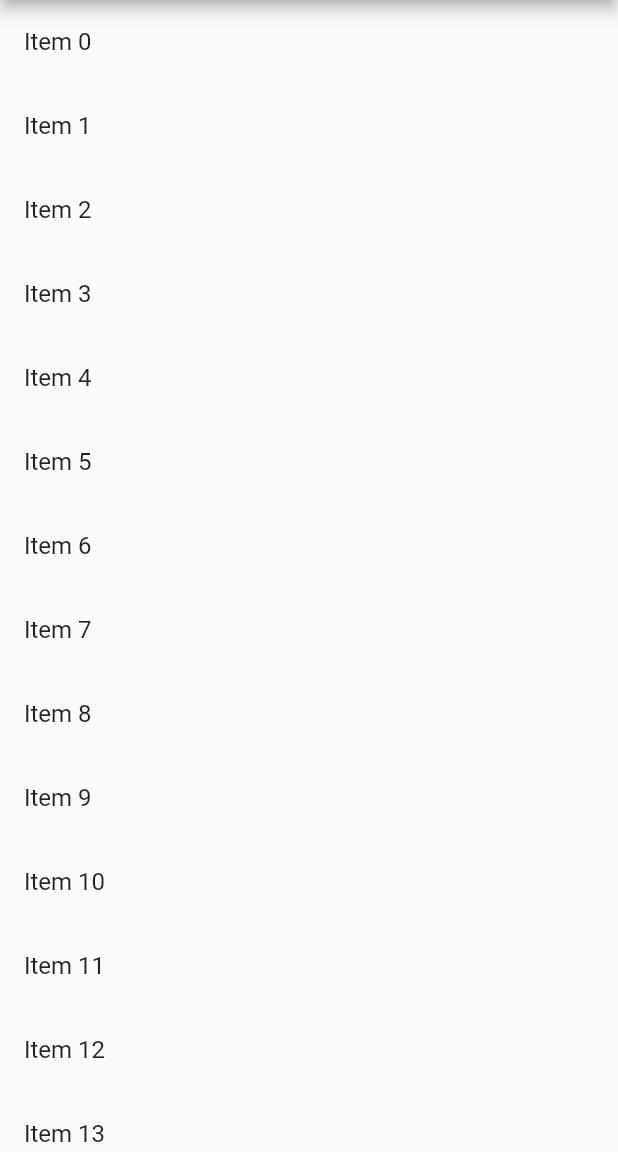
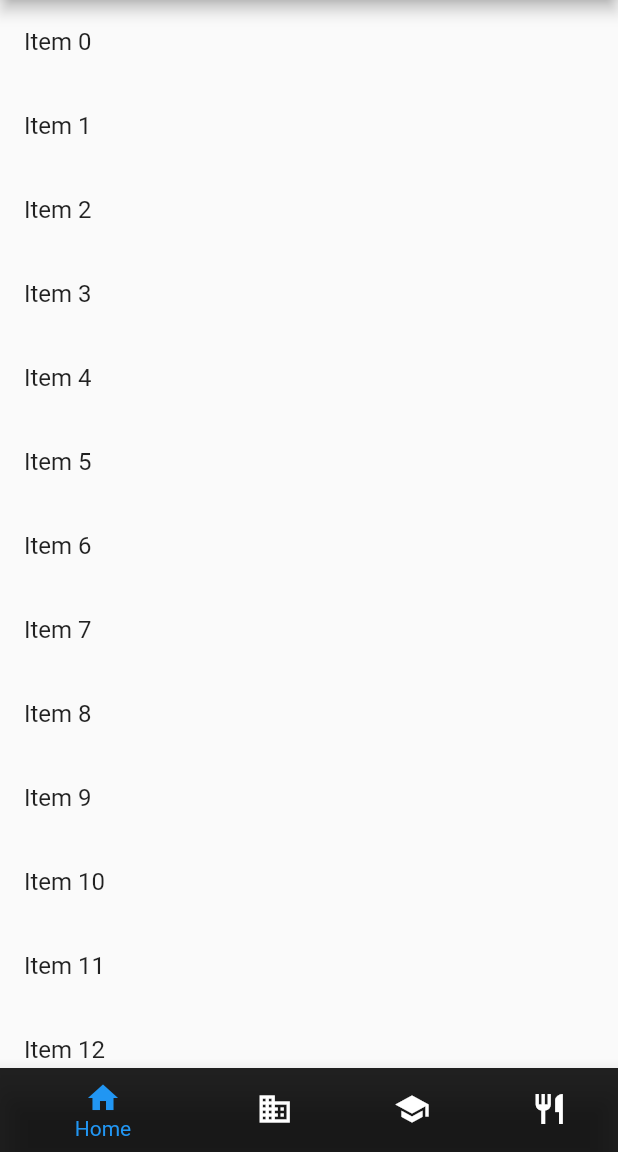
Before and after one commit to itachsheep/BookShelf-Flutter, a Flutter app: the screen it shows after launch, on a phone screen of 412 x 824 dp, the part 84-1236 px from its top. Run offline on Flutter 3.47's test engine with Material 2 defaults, Android fonts, the phone set to English and light mode, and no system bars.

Commit message:
引入 priovider 和 pageview

```diff
--- a/lib/main.dart
+++ b/lib/main.dart
@@ -1,7 +1,17 @@
 import 'package:flutter/material.dart';
+import 'package:legado_flutter/models/user_model.dart';
+import 'package:legado_flutter/pages/home_page/home_page.dart';
+import 'package:provider/provider.dart';
 
 void main() {
-  runApp(MyApp());
+  runApp(MultiProvider(
+    providers: [
+      Provider<User>(
+        create: (context) => User(),
+      )
+    ],
+    child: MyApp(),
+  ));
 }
 
 class MyApp extends StatelessWidget {
@@ -50,8 +60,8 @@ class MyHomePage extends StatefulWidget {
 }
 
 class _MyHomePageState extends State<MyHomePage> {
-  final List<String> items = new List<String>.generate(10000, (i) => "Item $i");
-
+  int _selectedIndex = 0;
+  PageController _pageController;
   @override
   Widget build(BuildContext context) {
     // This method is rerun every time setState is called, for instance as done
@@ -66,18 +76,42 @@ class _MyHomePageState extends State<MyHomePage> {
         // the App.build method, and use it to set our appbar title.
         title: Text(widget.title),
       ),
-      body: Center(
-        // Center is a layout widget. It takes a single child and positions it
-        // in the middle of the parent.
-        child: ListView.builder(
-          itemCount: items.length,
-          itemBuilder: (BuildContext context, int index) {
-            return ListTile(
-              title: new Text('${items[index]}'),
-            );
-          },
-        ),
+      body: PageView(
+        children: <Widget>[Home()],
+        controller: _pageController,
+        physics: NeverScrollableScrollPhysics(),
+      ),
+      bottomNavigationBar: BottomNavigationBar(
+        items: <BottomNavigationBarItem>[
+          BottomNavigationBarItem(
+              backgroundColor: Colors.black87,
+              icon: Icon(Icons.home),
+              title: Text('Home')),
+          BottomNavigationBarItem(
+              backgroundColor: Colors.black87,
+              icon: Icon(Icons.business),
+              title: Text('Business')),
+          BottomNavigationBarItem(
+              backgroundColor: Colors.black87,
+              icon: Icon(Icons.school),
+              title: Text('School')),
+          BottomNavigationBarItem(
+              backgroundColor: Colors.black87,
+              icon: Icon(Icons.restaurant),
+              title: Text('Restaurant')),
+        ],
+        currentIndex: _selectedIndex,
+        backgroundColor: Colors.black87,
+        fixedColor: Colors.blue,
+        onTap: _onItemTapped,
       ), // This trailing comma makes auto-formatting nicer for build methods.
     );
   }
+
+  void _onItemTapped(index) {
+    _pageController.jumpToPage(index);
+    setState(() {
+      _selectedIndex = index;
+    });
+  }
 }
--- /dev/null
+++ b/lib/pages/home_page/home_page.dart
@@ -0,0 +1,30 @@
+import 'package:flutter/material.dart';
+
+class Home extends StatefulWidget {
+  Home({Key key}) : super(key: key);
+
+  @override
+  _HomeState createState() => _HomeState();
+}
+
+class _HomeState extends State<Home> {
+  final List<String> items = new List<String>.generate(10000, (i) => "Item $i");
+
+  @override
+  Widget build(BuildContext context) {
+    return Container(
+      child: Center(
+        // Center is a layout widget. It takes a single child and positions it
+        // in the middle of the parent.
+        child: ListView.builder(
+          itemCount: items.length,
+          itemBuilder: (BuildContext context, int index) {
+            return ListTile(
+              title: new Text('${items[index]}'),
+            );
+          },
+        ),
+      ),
+    );
+  }
+}
--- a/pubspec.yaml
+++ b/pubspec.yaml
@@ -28,10 +28,10 @@ dependencies:
   # The following adds the Cupertino Icons font to your application.
   # Use with the CupertinoIcons class for iOS style icons.
   cupertino_icons: ^0.1.3
+  flutter_svg: 0.17.0
+  provider: 4.3.0
 
 dev_dependencies:
-  flutter_test:
-    sdk: flutter
 
 # For information on the generic Dart part of this file, see the
 # following page: https://dart.dev/tools/pub/pubspec
```
Also changed, not shown: lib/models/user_model.dart (added, +12 -0 lines), pubspec.lock.
